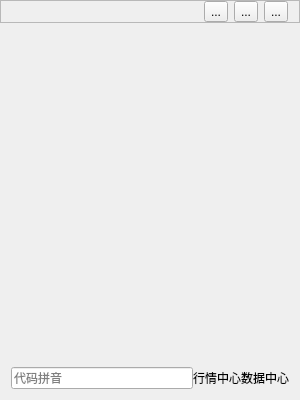
bnufree/Hq, file dialog.ui: the form before one commit.
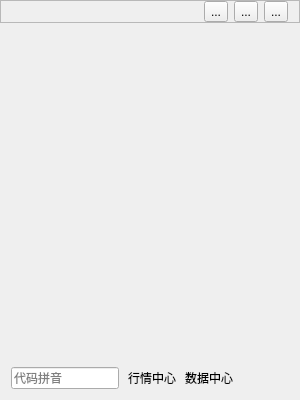
The form after the commit. Icons and pictures are not drawn. Custom widgets are drawn as their Qt base class.

```diff
--- a/dialog.ui
+++ b/dialog.ui
@@ -261,7 +261,7 @@
     <widget class="QFrame" name="titleFrame">
      <layout class="QHBoxLayout" name="horizontalLayout">
       <property name="spacing">
-       <number>0</number>
+       <number>9</number>
       </property>
       <item>
        <widget class="QLineEdit" name="searchTxt">
@@ -293,6 +293,19 @@
         </property>
        </widget>
       </item>
+      <item>
+       <spacer name="horizontalSpacer_2">
+        <property name="orientation">
+         <enum>Qt::Horizontal</enum>
+        </property>
+        <property name="sizeHint" stdset="0">
+         <size>
+          <width>40</width>
+          <height>20</height>
+         </size>
+        </property>
+       </spacer>
+      </item>
      </layout>
     </widget>
    </item>
```
